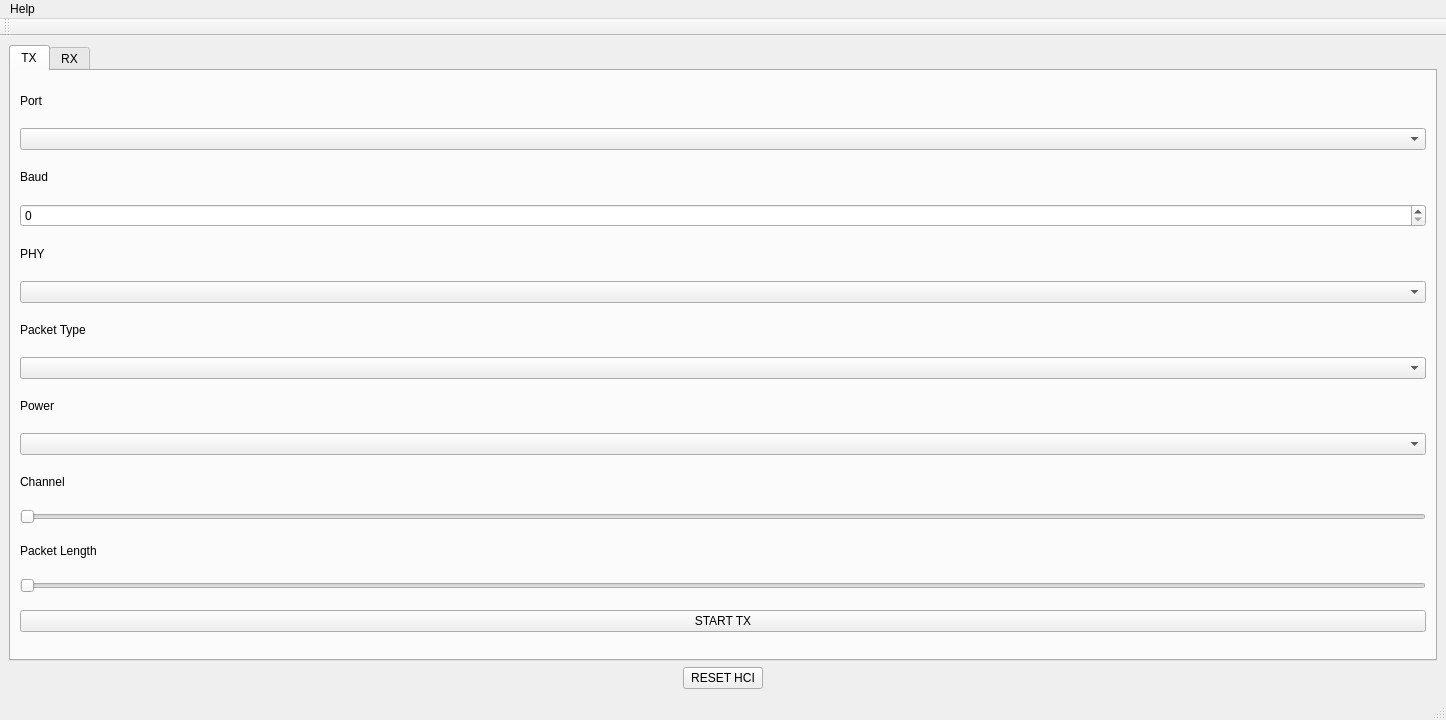
The window that src/dtm/src/dtm_tool.ui (Analog-Devices-MSDK/MAX-BLE-Toolkit) describes before a commit, drawn with Qt 5.
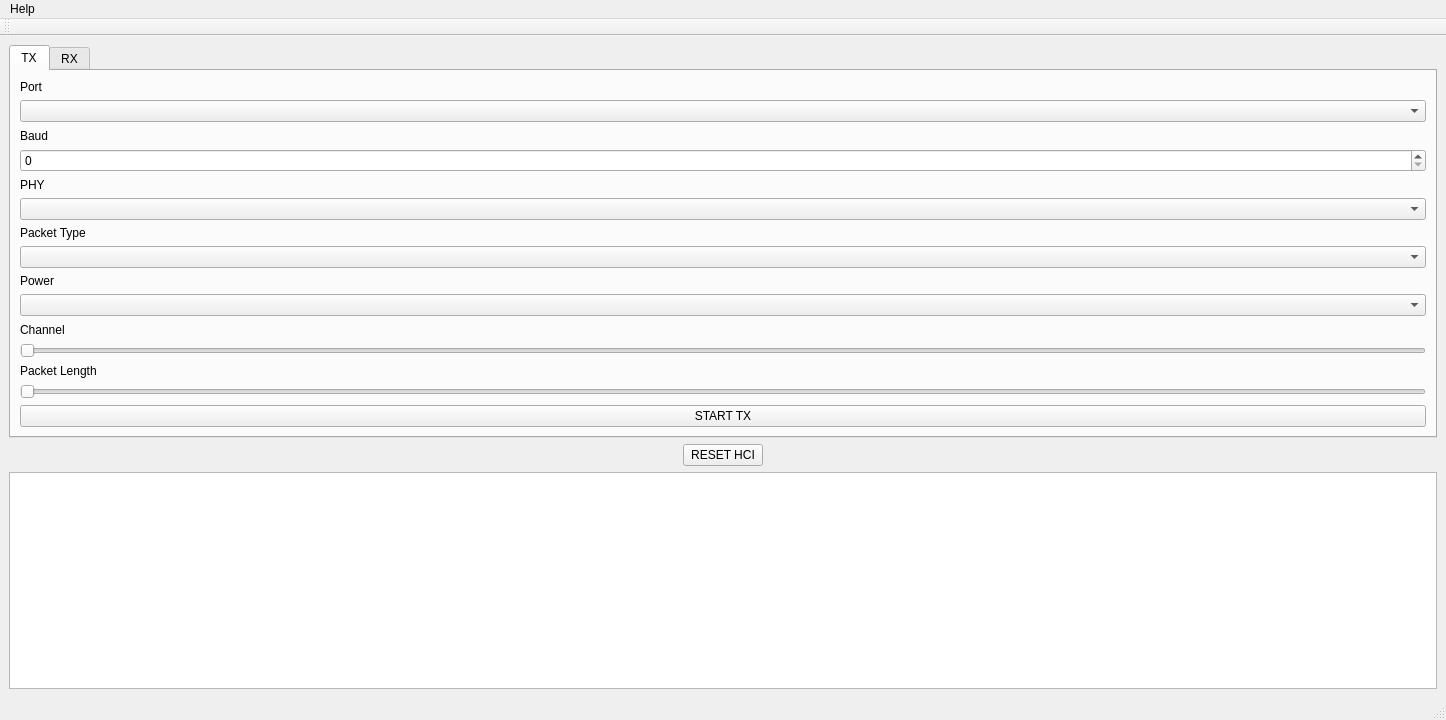
The same window after the commit.

Commit message: updated ui to prep for console output

Patch:
```diff
--- a/src/dtm/src/dtm_tool.ui
+++ b/src/dtm/src/dtm_tool.ui
@@ -353,6 +353,13 @@
       </property>
      </widget>
     </item>
+    <item>
+     <widget class="QTextEdit" name="textEdit">
+      <property name="readOnly">
+       <bool>true</bool>
+      </property>
+     </widget>
+    </item>
    </layout>
   </widget>
   <widget class="QMenuBar" name="menubar">
```
The commit also changes 2 other files.
